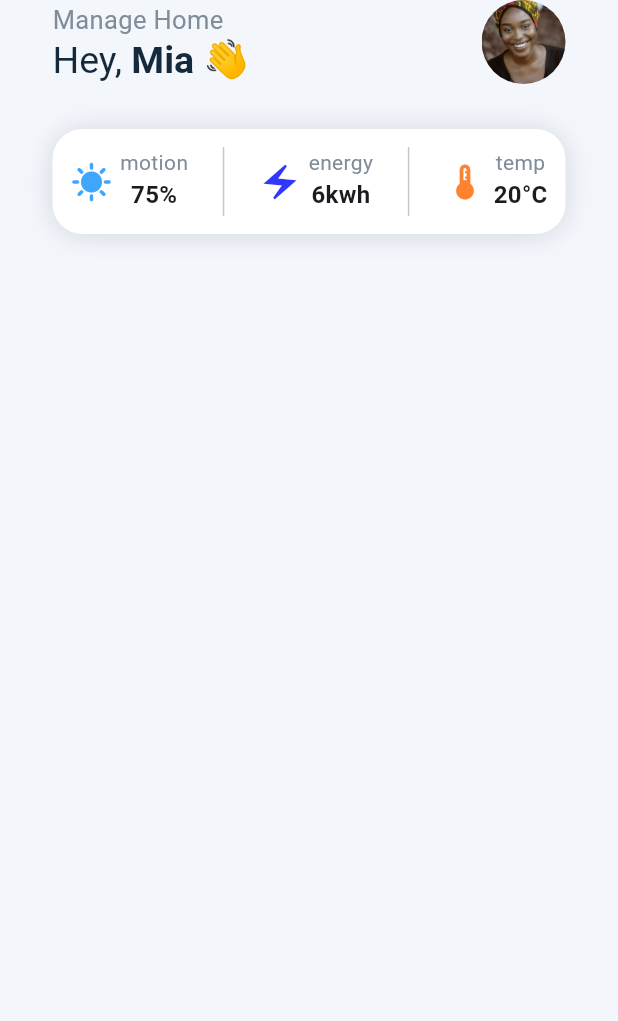
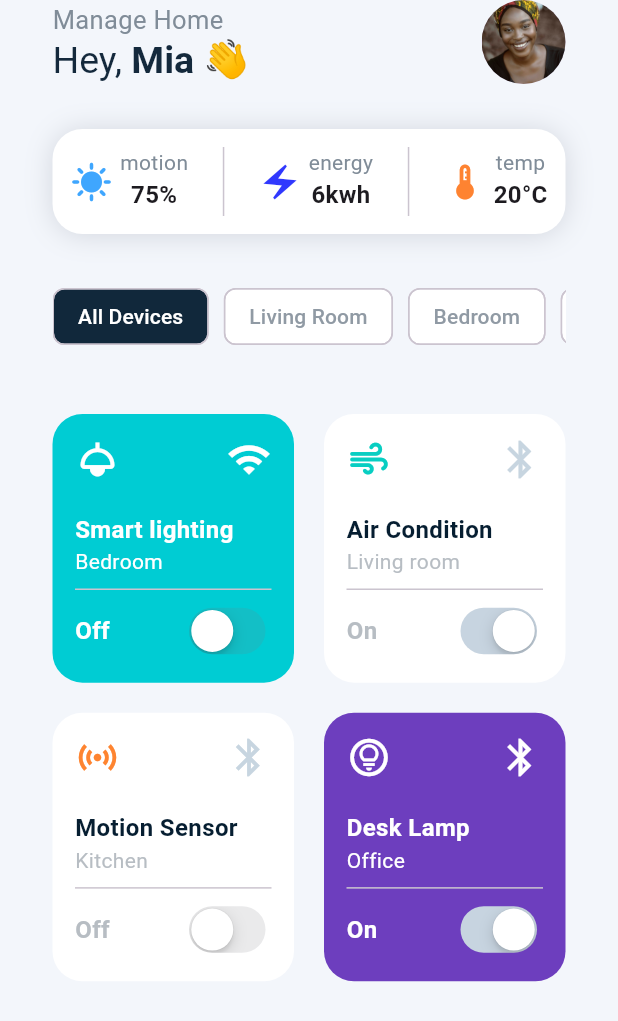
Before and after one commit to xulerxyz/Smart-Home-UI, a Flutter app: the screen it shows after launch, on a phone screen of 412 x 824 dp. Shown: the top 1021 px of the screen. Run offline on Flutter 3.47's test engine with Material 3 defaults, Android fonts, the phone set to English and light mode, and no system bars.

Commit message:
grid items method

```diff
--- a/lib/screens/home_screen.dart
+++ b/lib/screens/home_screen.dart
@@ -1,4 +1,6 @@
+import 'package:flutter/cupertino.dart';
 import 'package:flutter/material.dart';
+import 'package:modern_smart_home_ui_practical_01/screens/widgets/chip_items.dart';
 import 'package:modern_smart_home_ui_practical_01/screens/widgets/custom_app_bar.dart';
 import 'package:modern_smart_home_ui_practical_01/screens/widgets/stats_bar.dart';
 
@@ -10,25 +12,193 @@ class HomeScreen extends StatefulWidget {
 }
 
 class _HomeScreenState extends State<HomeScreen> {
+  List chipList = [
+    [
+      "All Devices",
+      true,
+    ],
+    [
+      "Living Room",
+      false,
+    ],
+    [
+      "Bedroom",
+      false,
+    ],
+    [
+      "Kitchen",
+      false,
+    ],
+  ];
+
+  List gridList = [
+    [
+      "Smart lighting", // type or name
+      "Bedroom", // room
+      Icons.light, // first icon
+      Icons.wifi, // second icon
+      const Color(0xFF00CCD3), // background color
+      false, // switch value
+      Colors.white, // first icon color
+      Colors.white, // second icon color
+      Colors.white, // first text color
+      Colors.white, // other text color
+    ],
+    [
+      "Air Condition",
+      "Living room",
+      Icons.air_rounded,
+      Icons.bluetooth,
+      Colors.white,
+      true,
+      const Color(0xFF08CEC2),
+      const Color(0xFFC7D5E0),
+      const Color(0xFF061E31),
+      const Color(0xFFB7BDC3),
+    ],
+    [
+      "Motion Sensor",
+      "Kitchen",
+      Icons.sensors,
+      Icons.bluetooth,
+      Colors.white,
+      false,
+      const Color(0xFFFE8430),
+      const Color(0xFFC7D5E0),
+      const Color(0xFF061E31),
+      const Color(0xFFB7BDC3),
+    ],
+    [
+      "Desk Lamp",
+      "Office",
+      Icons.lightbulb_circle_outlined,
+      Icons.bluetooth,
+      const Color(0xFF6D3EBE),
+      true,
+      Colors.white,
+      Colors.white,
+      Colors.white,
+      Colors.white,
+    ],
+  ];
+
   @override
   Widget build(BuildContext context) {
-    return const Scaffold(
-      backgroundColor: Color(0xFFF3F6FB),
+    return Scaffold(
+      backgroundColor: const Color(0xFFF3F6FB),
       body: SafeArea(
         child: Column(
           crossAxisAlignment: CrossAxisAlignment.start,
           children: [
             // custom app bar
-          CustomAppBar(),
+            const CustomAppBar(),
 
-          SizedBox(
+            const SizedBox(
               height: 30,
             ),
 
             // stats bar
-          StatsBar(),
+            const StatsBar(),
+
+            const SizedBox(
+              height: 30,
+            ),
+
+            // chips
+            ChipItems(chipList: chipList),
+
+            const SizedBox(
+              height: 30,
+            ),
+
+            // grids
+            gridItems()
           ],
-      )),
+        ),
+      ),
     );
   }
+
+  Expanded gridItems() {
+    return Expanded(
+        child: Padding(
+      padding: const EdgeInsets.symmetric(horizontal: 25.0),
+      child: GridView.builder(
+        itemCount: gridList.length,
+        gridDelegate: const SliverGridDelegateWithFixedCrossAxisCount(
+            childAspectRatio: 1 / 1.1, crossAxisCount: 2),
+        itemBuilder: (context, index) {
+          return Padding(
+            padding: const EdgeInsets.all(10.0),
+            child: Container(
+              padding: const EdgeInsets.all(15),
+              decoration: BoxDecoration(
+                  color: gridList[index][4],
+                  borderRadius: BorderRadius.circular(20)),
+              child: Column(
+                crossAxisAlignment: CrossAxisAlignment.start,
+                mainAxisAlignment: MainAxisAlignment.spaceBetween,
+                children: [
+                  Row(
+                    mainAxisAlignment: MainAxisAlignment.spaceBetween,
+                    children: [
+                      Icon(
+                        gridList[index][2],
+                        size: 30,
+                        color: gridList[index][6],
+                      ),
+                      Icon(gridList[index][3],
+                          size: 30, color: gridList[index][7]),
+                    ],
+                  ),
+                  const SizedBox(
+                    height: 20,
+                  ),
+                  Column(
+                    crossAxisAlignment: CrossAxisAlignment.start,
+                    children: [
+                      Text(
+                        gridList[index][0],
+                        style: TextStyle(
+                            color: gridList[index][8],
+                            fontWeight: FontWeight.bold,
+                            fontSize: 16),
+                      ),
+                      Text(
+                        gridList[index][1],
+                        style: TextStyle(
+                          color: gridList[index][9],
+                        ),
+                      ),
+                    ],
+                  ),
+                  const Divider(),
+                  Row(
+                    mainAxisAlignment: MainAxisAlignment.spaceBetween,
+                    children: [
+                      Text(
+                        gridList[index][5] ? "On" : "Off",
+                        style:
+                            TextStyle(color: gridList[index][9], fontSize: 16, fontWeight: FontWeight.bold),
+                      ),
+                      CupertinoSwitch(
+                        thumbColor: Colors.white,
+                        activeColor: const Color(0xFFC7D4E0),
+                        value: gridList[index][5],
+                        onChanged: (value) {
+                          setState(() {
+                            gridList[index][5] = value;
+                          });
+                        },
+                      )
+                    ],
+                  )
+                ],
+              ),
+            ),
+          );
+        },
+      ),
+    ));
   }
+}
```
Lines whose indentation alone changed are shown as unchanged.
